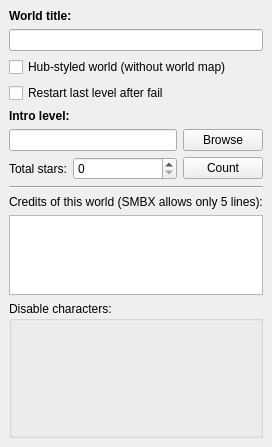
Above: Editor/main_window/dock/wld_settings_box.ui from WohlSoft/Moondust-Project before the change. Below: the same form after it.
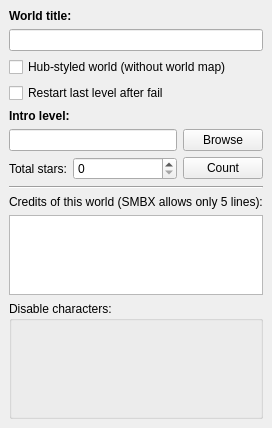
That is the form after the change. Icons and pictures are not drawn.

What changed in the file:
```diff
--- a/Editor/main_window/dock/wld_settings_box.ui
+++ b/Editor/main_window/dock/wld_settings_box.ui
@@ -6,8 +6,8 @@
    <rect>
     <x>0</x>
     <y>0</y>
-    <width>243</width>
-    <height>447</height>
+    <width>271</width>
+    <height>428</height>
    </rect>
   </property>
   <property name="windowIcon">
```
Left out of the diff: 4 changed lines with no effect on the pictures.
